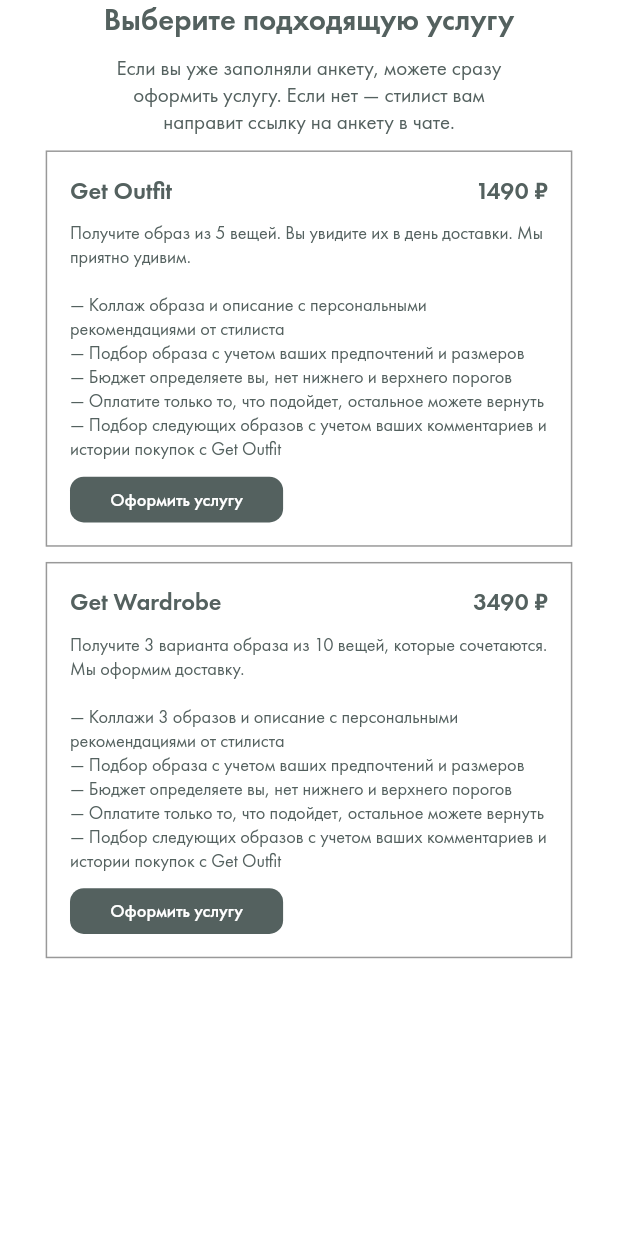
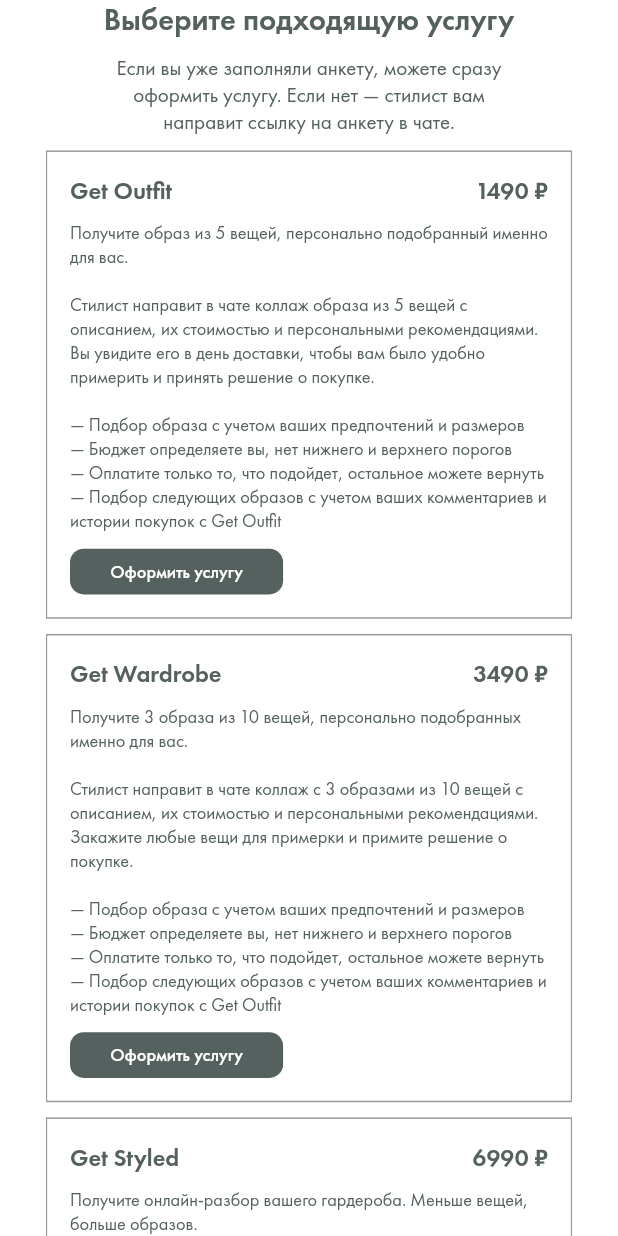
Before and after one commit to dbystruev/Get-Outfit, a Flutter app: the PlansScreen screen opened directly, on a phone screen of 412 x 824 dp. Run offline on Flutter 3.47's test engine with Material 2 defaults, Android fonts, the phone set to English and light mode, and no system bars; our stand-ins replace shared_preferences; accounts and stored records are empty; generated files the repository leaves out were written again; network calls fail.

Commit message:
Added Get Styled plan

```diff
--- a/lib/models/plan+all.dart
+++ b/lib/models/plan+all.dart
@@ -13,8 +13,11 @@
       _local = [
         Plan.ru(
           'Get Outfit',
-          description: 'Получите образ из 5 вещей. Вы увидите их в день доставки. Мы приятно удивим.\n\n' +
-              '— Коллаж образа и описание с персональными рекомендациями от стилиста\n' +
+          description: 'Получите образ из 5 вещей, персонально подобранный именно для вас.\n\n' +
+              'Стилист направит в чате коллаж образа из 5 вещей с описанием,' +
+              ' их стоимостью и персональными рекомендациями.' +
+              ' Вы увидите его в день доставки, чтобы вам было удобно примерить' +
+              ' и принять решение о покупке.\n\n' +
               '— Подбор образа с учетом ваших предпочтений и размеров\n' +
               '— Бюджет определяете вы, нет нижнего и верхнего порогов\n' +
               '— Оплатите только то, что подойдет, остальное можете вернуть\n' +
@@ -23,14 +26,29 @@
         ),
         Plan.ru(
           'Get Wardrobe',
-          description: 'Получите 3 варианта образа из 10 вещей, которые сочетаются. Мы оформим доставку.\n\n' +
-              '— Коллажи 3 образов и описание с персональными рекомендациями от стилиста\n' +
+          description: 'Получите 3 образа из 10 вещей, персонально подобранных именно для вас.\n\n' +
+              'Стилист направит в чате коллаж с 3 образами из 10 вещей с описанием,' +
+              ' их стоимостью и персональными рекомендациями.' +
+              ' Закажите любые вещи для примерки и примите решение о покупке.\n\n' +
               '— Подбор образа с учетом ваших предпочтений и размеров\n' +
               '— Бюджет определяете вы, нет нижнего и верхнего порогов\n' +
               '— Оплатите только то, что подойдет, остальное можете вернуть\n' +
               '— Подбор следующих образов с учетом ваших комментариев и истории покупок с Get Outfit',
           price: 3490,
         ),
+        Plan.ru(
+          'Get Styled',
+          description: 'Получите онлайн-разбор вашего гардероба. Меньше вещей, больше образов.\n\n' +
+              'Стилист проведет онлайн-разбор гардероба,' +
+              ' предоставит персональные рекомендации и посоветует,' +
+              ' что лучше вам оставить, а что следует докупить.' +
+              ' Закажите вещи для примерки и примите решение о покупке.\n\n' +
+              '— Онлайн-разбор вашего гардероба и подбор 10 вещей с учетом ваших предпочтений и размеров\n' +
+              '— Бюджет определяете вы, нет нижнего и верхнего порогов\n' +
+              '— Оплатите только то, что подойдет, остальное можете вернуть\n' +
+              '— Подбор следующих образов с учетом ваших комментариев и истории покупок с Get Outfit',
+          price: 6990,
+        ),
       ];
     return _local;
   }
--- a/lib/models/plan.dart
+++ b/lib/models/plan.dart
@@ -79,10 +79,22 @@
   }
 
   factory Plan.by(String title, {String description, int id, int price}) =>
-      Plan(title, currency: 'BYN', description: description, price: price);
+      Plan(
+        title,
+        currency: 'BYN',
+        description: description,
+        id: id,
+        price: price,
+      );
 
   factory Plan.ru(String title, {String description, int id, int price}) =>
-      Plan(title, currency: '₽', description: description, price: price);
+      Plan(
+        title,
+        currency: '₽',
+        description: description,
+        id: id,
+        price: price,
+      );
 
   /// A necessary factory constructor for creating a new Plan instance
   /// from a map. Pass the map to the generated `_$PlanFromJson()` constructor.
--- a/lib/models/plans.dart
+++ b/lib/models/plans.dart
@@ -25,10 +25,7 @@
 
   List<Plan> get plans => _plans ?? [];
   set plans(List<Plan> newPlans) {
-    if (newPlans != null &&
-        newPlans.isNotEmpty &&
-        (_plans == null || _plans.isEmpty || _plans.length != newPlans.length))
-      _plans = newPlans;
+    if (newPlans != null && newPlans.isNotEmpty) _plans = newPlans;
   }
 
   bool get areValid => plans != null && plans.any((plan) => plan.isValid);
--- a/lib/screens/plans_screen.dart
+++ b/lib/screens/plans_screen.dart
@@ -6,14 +6,14 @@
 
 import 'package:flutter/material.dart';
 import 'package:get_outfit/design/scale.dart';
-import 'package:get_outfit/models/plan+all.dart';
 import 'package:get_outfit/models/plan.dart';
+import 'package:get_outfit/models/plans.dart';
 import 'package:get_outfit/widgets/futura_widgets.dart';
 import 'package:get_outfit/widgets/plan_widget.dart';
 
 class PlansScreen extends StatelessWidget with Scale {
   final List<Plan> plans =
-      AllPlans.local.where((plan) => plan.currency == '₽').toList();
+      Plans.shared.plans.where((plan) => plan.currency == '₽').toList();
 
   @override
   Widget build(BuildContext context) {
--- a/lib/screens/quiz_screen.dart
+++ b/lib/screens/quiz_screen.dart
@@ -62,7 +62,7 @@
               ),
               itemCount: questions[pageIndex].length,
             ),
-            padding: EdgeInsets.symmetric(horizontal: 22 * scale),
+            padding: EdgeInsets.fromLTRB(22 * scale, 22 * scale, 22 * scale, 0),
           ),
         ),
       ),
@@ -176,7 +176,7 @@
     );
     await NetworkController.shared.postAnswers().catchError(
           (error) => debugPrint(
-            'ERROR in lib/screens/quiz_screen.dart:180 saveAnswers() ' +
+            'ERROR in lib/screens/quiz_screen.dart:179 saveAnswers() ' +
                 error.toString(),
           ),
         );
```
Also changed, not shown: lib/controllers/network_controller.dart (+10 -4 lines), 1 other file.
